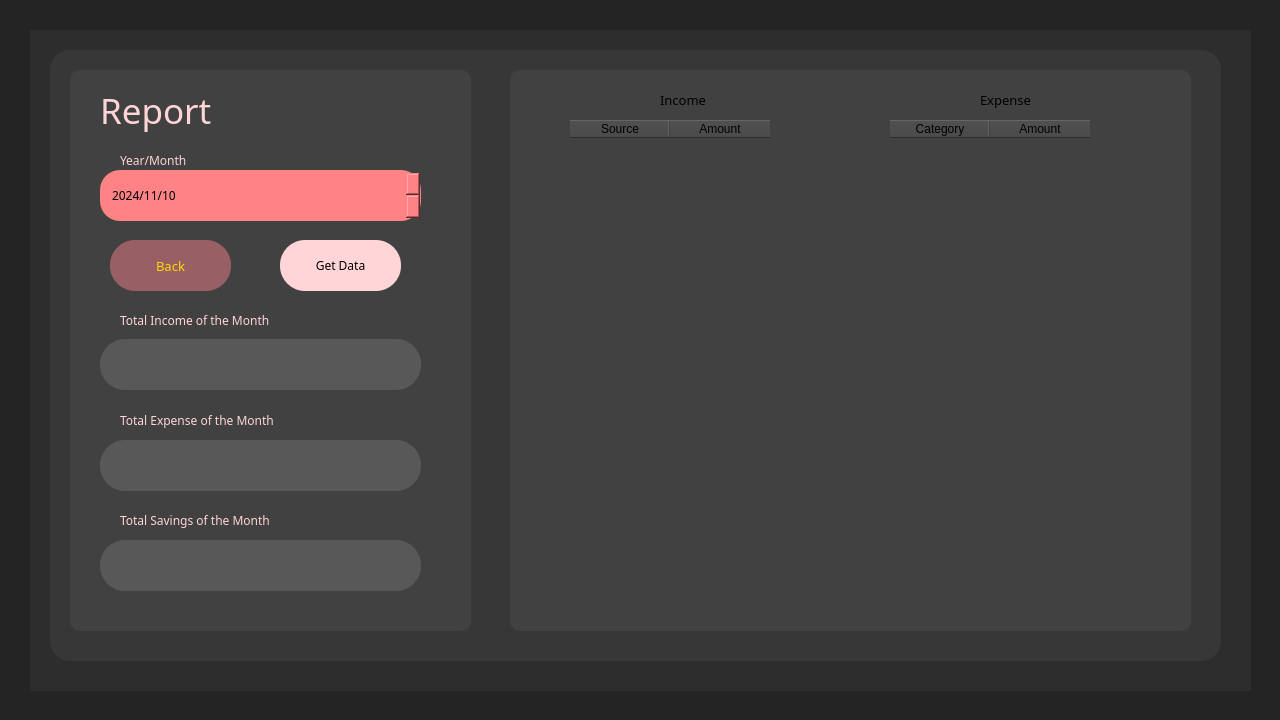
Above: ui/report.ui from hclperera/Personal_Organizer before the change. Below: the same form after it.
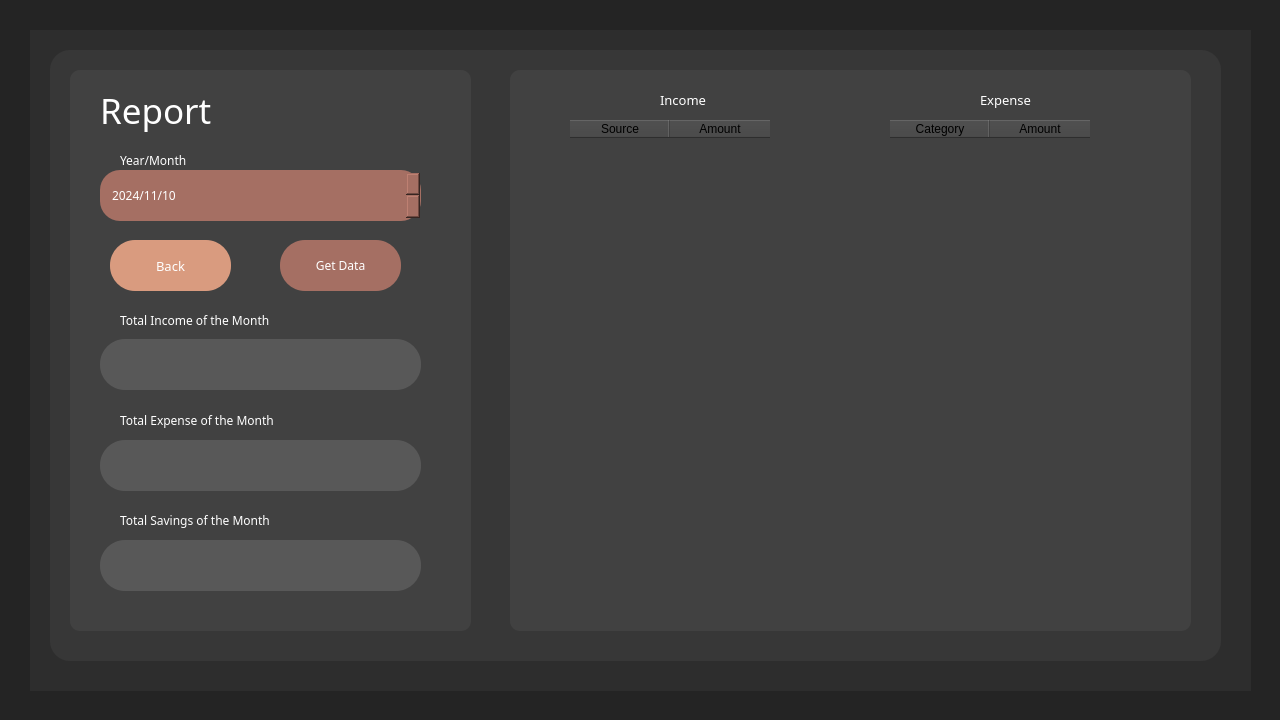
That is the form after the change.

```diff
--- a/ui/report.ui
+++ b/ui/report.ui
@@ -93,11 +93,11 @@
        </property>
        <property name="styleSheet">
         <string notr="true">QPushButton{
-	background-color:rgb(255, 213, 215);
+	background-color:rgb(165, 111, 99);
 	border-radius:25px;
 	border-color: rgb(53, 69, 93);
 	
-	color: rgb(0, 0, 0);
+	color: white;
 }</string>
        </property>
        <property name="text">
@@ -120,7 +120,7 @@
        </property>
        <property name="styleSheet">
         <string notr="true">QLabel{
-	color:rgb(255, 213, 215);
+	color:white;
 }</string>
        </property>
        <property name="text">
@@ -144,7 +144,7 @@
        </property>
        <property name="styleSheet">
         <string notr="true">QLabel{
-	color:rgb(255, 213, 215);
+	color:white;
 }</string>
        </property>
        <property name="text">
@@ -168,11 +168,11 @@
        </property>
        <property name="styleSheet">
         <string notr="true">QPushButton{
-	background-color:rgb(152, 96, 100);
+	background-color:rgb(217, 155, 127);
 	border-radius:25px;
 	border-color: rgb(53, 69, 93);
 	
-	color: gold;
+	color: white;
 }</string>
        </property>
        <property name="text">
@@ -195,11 +195,11 @@
        </property>
        <property name="styleSheet">
         <string notr="true">QDateEdit{
-	background-color:rgb(255, 131, 133);
+	background-color:rgb(165, 111, 99);
 	border-radius:20px;
 	padding-left:10px;
 	padding-right:10px;
-	color:black;
+	color:white;
 }</string>
        </property>
        <property name="readOnly">
@@ -238,7 +238,7 @@
        </property>
        <property name="styleSheet">
         <string notr="true">QLabel{
-	color:rgb(255, 213, 215);
+	color:white;
 }</string>
        </property>
        <property name="text">
@@ -315,7 +315,7 @@
        </property>
        <property name="styleSheet">
         <string notr="true">QLabel{
-	color:rgb(255, 213, 215);
+	color:white;
 }</string>
        </property>
        <property name="text">
@@ -365,7 +365,7 @@
        </property>
        <property name="styleSheet">
         <string notr="true">QLabel{
-	color:rgb(255, 213, 215);
+	color:white;
 }</string>
        </property>
        <property name="text">
@@ -460,6 +460,11 @@
          <pointsize>10</pointsize>
         </font>
        </property>
+       <property name="styleSheet">
+        <string notr="true">QLabel{
+	color:white;
+}</string>
+       </property>
        <property name="text">
         <string>Income</string>
        </property>
@@ -479,6 +484,11 @@
          <pointsize>10</pointsize>
         </font>
        </property>
+       <property name="styleSheet">
+        <string notr="true">QLabel{
+	color:white;
+}</string>
+       </property>
        <property name="text">
         <string>Expense</string>
        </property>
```
Left out of the diff: 4 changed lines with no effect on the pictures.
